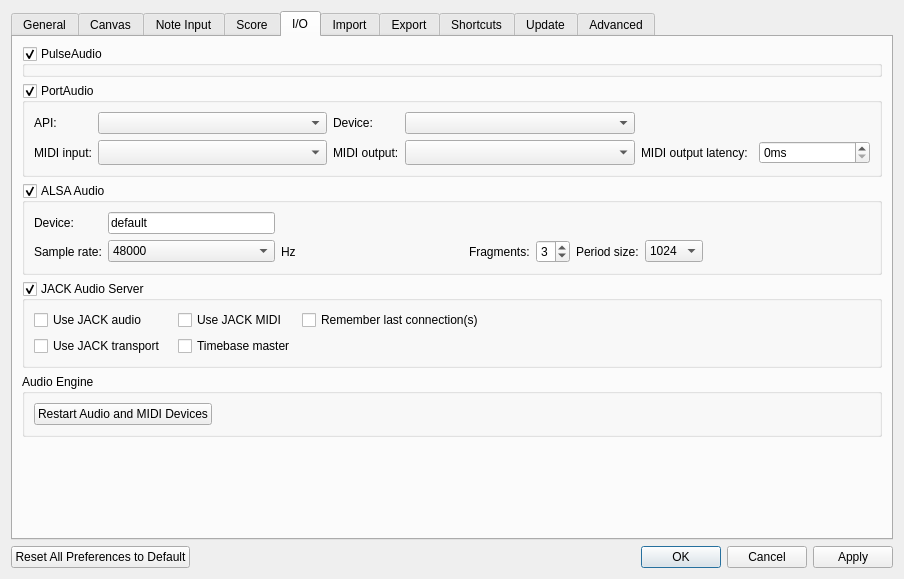
Before: the Qt Designer form mscore/prefsdialog.ui in worldwideweary/MuseScore, drawn with Qt 5.
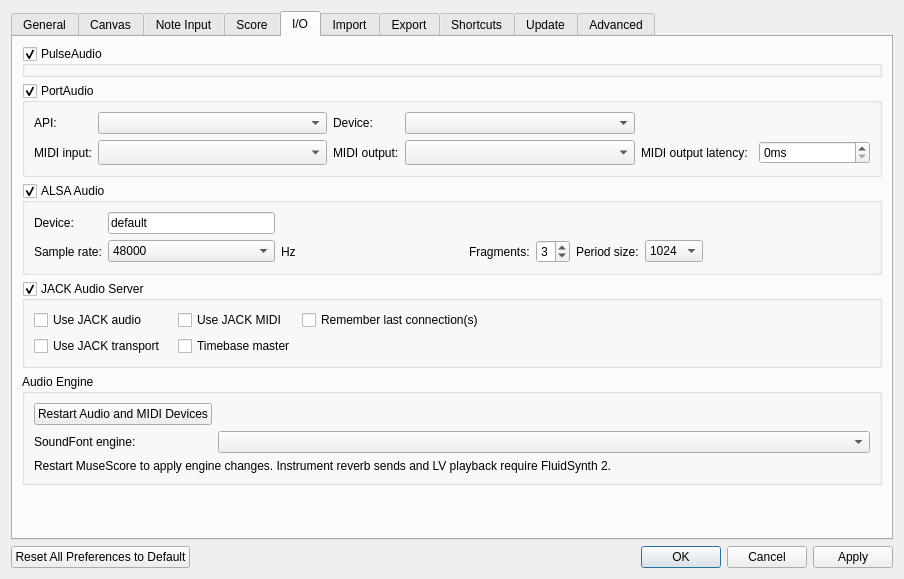
After: the same form once the commit is applied. The open tabs and pages were chosen to show the change. Icons and pictures are not drawn. Custom widgets are drawn as their Qt base class.

Commit message:
Update FluidSynth ≥ 2.3.3 - L.V. ties playback. Individual sends to reverb
- Keeps the existing backend as default

- Updated seeking release voices before controller replay

- Retain bent pitches in released voices: keep pitch-wheel position and sensitivity per released voice in original Fluid and opt-in bundled FluidSynth. Channel resets can prepare the following attack without dragging the previous release tail back to its unbent pitch. Held and pedal-held voices remain responsive; initialization and legato retrigger restore live wheel input.

```diff
--- a/mscore/prefsdialog.ui
+++ b/mscore/prefsdialog.ui
@@ -3352,6 +3352,9 @@
           <string>Audio Engine</string>
          </property>
          <layout class="QGridLayout" name="gridLayout_11">
+          <item row="1" column="0"><widget class="QLabel" name="fluidEngineLabel"><property name="text"><string>SoundFont engine:</string></property><property name="buddy"><cstring>fluidEngine</cstring></property></widget></item>
+          <item row="1" column="1"><widget class="QComboBox" name="fluidEngine"/></item>
+          <item row="2" column="0" colspan="2"><widget class="QLabel" name="fluidEngineNotice"><property name="text"><string>Restart MuseScore to apply engine changes. Instrument reverb sends and LV playback require FluidSynth 2.</string></property><property name="wordWrap"><bool>true</bool></property></widget></item>
           <item row="0" column="0">
            <widget class="QPushButton" name="rescanDrivers">
             <property name="text">
```
Left out of the diff: 2 changed lines with no effect on the pictures. The commit also changes 513 other files.
